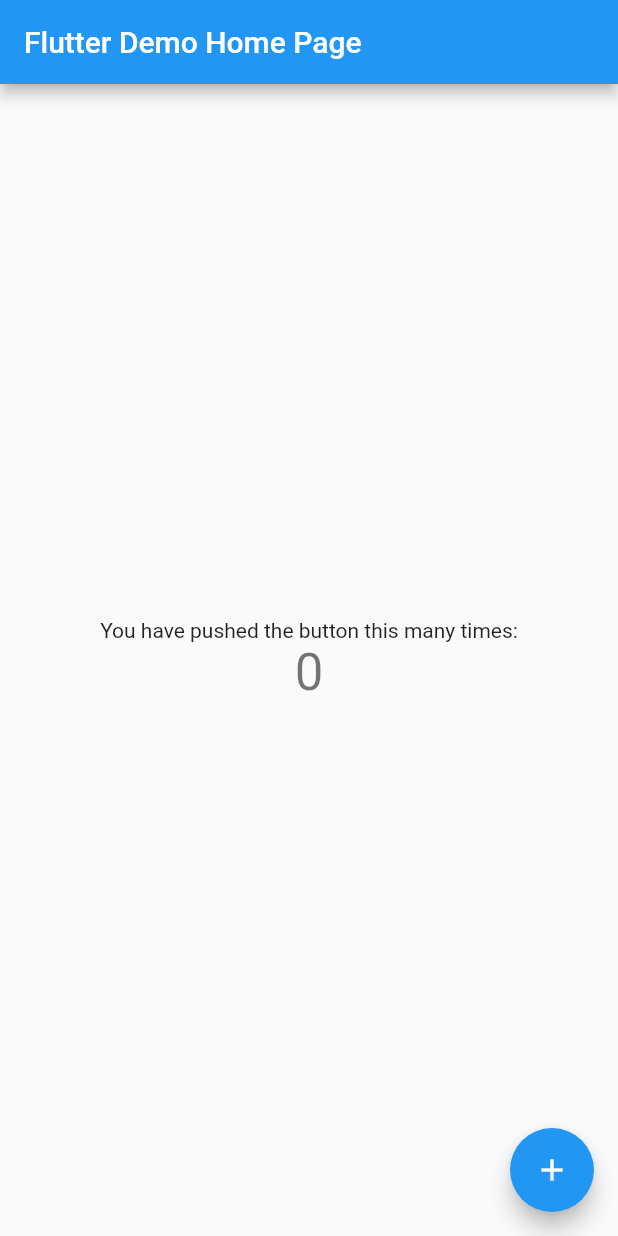
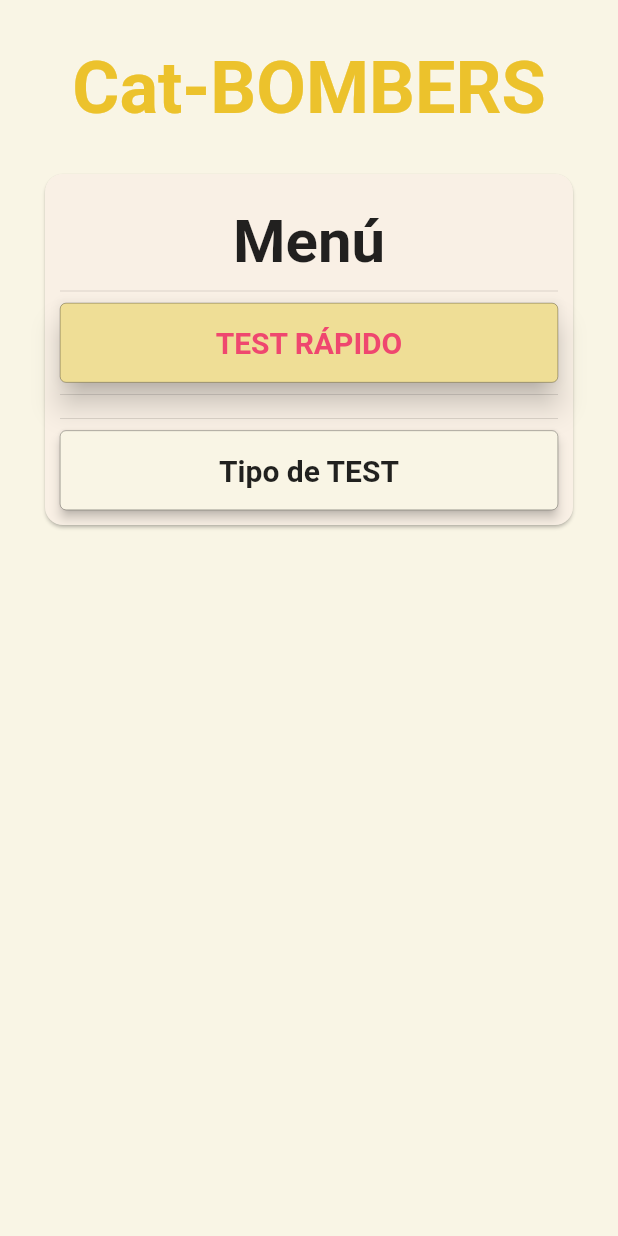
Before and after one commit to manodecristiano/Cat_Bombers, a Flutter app: the screen it shows after launch, on a phone screen of 412 x 824 dp. Run offline on Flutter 3.47's test engine with Material 2 defaults, Android fonts, the phone set to English and light mode, and no system bars; drawn by our look-alikes of auto_size_text.

Commit message:
Home page

```diff
--- a/lib/main.dart
+++ b/lib/main.dart
@@ -1,3 +1,4 @@
+import 'package:cat_bombers/pages/home_page.dart';
 import 'package:flutter/material.dart';
 
 void main() {
@@ -11,105 +12,10 @@
   @override
   Widget build(BuildContext context) {
     return MaterialApp(
-      title: 'Flutter Demo',
-      theme: ThemeData(
-        // This is the theme of your application.
-        //
-        // Try running your application with "flutter run". You'll see the
-        // application has a blue toolbar. Then, without quitting the app, try
-        // changing the primarySwatch below to Colors.green and then invoke
-        // "hot reload" (press "r" in the console where you ran "flutter run",
-        // or simply save your changes to "hot reload" in a Flutter IDE).
-        // Notice that the counter didn't reset back to zero; the application
-        // is not restarted.
-        primarySwatch: Colors.blue,
-      ),
-      home: const MyHomePage(title: 'Flutter Demo Home Page'),
-    );
+        title: 'Flutter Demo',
+        theme: ThemeData(
+          primarySwatch: Colors.blue,
+        ),
+        home: const Homepage());
   }
 }
-
-class MyHomePage extends StatefulWidget {
-  const MyHomePage({super.key, required this.title});
-
-  // This widget is the home page of your application. It is stateful, meaning
-  // that it has a State object (defined below) that contains fields that affect
-  // how it looks.
-
-  // This class is the configuration for the state. It holds the values (in this
-  // case the title) provided by the parent (in this case the App widget) and
-  // used by the build method of the State. Fields in a Widget subclass are
-  // always marked "final".
-
-  final String title;
-
-  @override
-  State<MyHomePage> createState() => _MyHomePageState();
-}
-
-class _MyHomePageState extends State<MyHomePage> {
-  int _counter = 0;
-
-  void _incrementCounter() {
-    setState(() {
-      // This call to setState tells the Flutter framework that something has
-      // changed in this State, which causes it to rerun the build method below
-      // so that the display can reflect the updated values. If we changed
-      // _counter without calling setState(), then the build method would not be
-      // called again, and so nothing would appear to happen.
-      _counter++;
-    });
-  }
-
-  @override
-  Widget build(BuildContext context) {
-    // This method is rerun every time setState is called, for instance as done
-    // by the _incrementCounter method above.
-    //
-    // The Flutter framework has been optimized to make rerunning build methods
-    // fast, so that you can just rebuild anything that needs updating rather
-    // than having to individually change instances of widgets.
-    return Scaffold(
-      appBar: AppBar(
-        // Here we take the value from the MyHomePage object that was created by
-        // the App.build method, and use it to set our appbar title.
-        title: Text(widget.title),
-      ),
-      body: Center(
-        // Center is a layout widget. It takes a single child and positions it
-        // in the middle of the parent.
-        child: Column(
-          // Column is also a layout widget. It takes a list of children and
-          // arranges them vertically. By default, it sizes itself to fit its
-          // children horizontally, and tries to be as tall as its parent.
-          //
-          // Invoke "debug painting" (press "p" in the console, choose the
-          // "Toggle Debug Paint" action from the Flutter Inspector in Android
-          // Studio, or the "Toggle Debug Paint" command in Visual Studio Code)
-          // to see the wireframe for each widget.
-          //
-          // Column has various properties to control how it sizes itself and
-          // how it positions its children. Here we use mainAxisAlignment to
-          // center the children vertically; the main axis here is the vertical
-          // axis because Columns are vertical (the cross axis would be
-          // horizontal).
-          mainAxisAlignment: MainAxisAlignment.center,
-          children: <Widget>[
-            const Text(
-              'You have pushed the button this many times:',
-            ),
-            Text(
-              '$_counter',
-              style: Theme.of(context).textTheme.headline4,
-            ),
-          ],
-        ),
-      ),
-      floatingActionButton: FloatingActionButton(
-        onPressed: _incrementCounter,
-        tooltip: 'Increment',
-        child: const Icon(Icons.add),
-      ), // This trailing comma makes auto-formatting nicer for build methods.
-    );
-  }
-}
--- /dev/null
+++ b/lib/pages/home_page.dart
@@ -0,0 +1,112 @@
+import 'package:auto_size_text/auto_size_text.dart';
+import 'package:flutter/material.dart';
+import 'package:flutter/src/widgets/container.dart';
+import 'package:flutter/src/widgets/framework.dart';
+
+class Homepage extends StatelessWidget {
+  const Homepage({super.key});
+
+  @override
+  Widget build(BuildContext context) {
+    return Scaffold(
+      backgroundColor: Color.fromRGBO(249, 245, 229, 1.0),
+      // appBar: AppBar(
+      //   elevation: 5,
+      //   backgroundColor: Colors.amber[200],
+      // ),
+      body: Center(
+        child: Column(children: [
+          Container(
+            margin: const EdgeInsets.only(
+              top: 30,
+            ),
+            // ignore: prefer_const_constructors
+            child: AutoSizeText(
+              'Cat-BOMBERS',
+              style: TextStyle(
+                color: Color.fromRGBO(236, 194, 44, 1.0),
+                fontWeight: FontWeight.bold,
+                fontFamily: 'Roboto',
+              ),
+              maxLines: 1,
+              minFontSize: 48,
+              maxFontSize: 100,
+            ),
+          ),
+          Card(
+            margin: const EdgeInsets.all(30),
+            shape:
+                RoundedRectangleBorder(borderRadius: BorderRadius.circular(12)),
+            color: Color.fromRGBO(249, 240, 229, 1.0),
+            child: ListView(
+              shrinkWrap: true,
+              padding: const EdgeInsets.all(10),
+              children: [
+                Container(
+                  height: 50,
+                  margin: const EdgeInsets.only(top: 10),
+                  child: const Center(
+                    child: AutoSizeText(
+                      'Menú',
+                      style: TextStyle(
+                        color: Colors.black87,
+                        fontWeight: FontWeight.bold,
+                        fontFamily: 'Roboto',
+                      ),
+                      maxLines: 1,
+                      minFontSize: 40,
+                      maxFontSize: 100,
+                    ),
+                  ),
+                ),
+                Divider(),
+                OutlinedButton(
+                  onPressed: () {},
+                  child: const AutoSizeText(
+                    'TEST RÁPIDO',
+                    style: TextStyle(
+                      color: Color.fromRGBO(239, 71, 111, 1.0),
+                      fontWeight: FontWeight.bold,
+                      fontFamily: 'Roboto',
+                    ),
+                    maxLines: 1,
+                    minFontSize: 20,
+                    maxFontSize: 100,
+                  ),
+                  style: OutlinedButton.styleFrom(
+                    backgroundColor: Color.fromRGBO(239, 222, 150, 1.0),
+                    padding: const EdgeInsets.fromLTRB(0, 15, 0, 15),
+                    elevation: 8,
+                    side: const BorderSide(width: 0.2),
+                  ),
+                ),
+                Divider(),
+                Divider(),
+                OutlinedButton(
+                  onPressed: () {},
+                  child: const AutoSizeText(
+                    'Tipo de TEST',
+                    style: TextStyle(
+                      color: Colors.black87,
+                      fontWeight: FontWeight.bold,
+                      fontFamily: 'Roboto',
+                    ),
+                    maxLines: 1,
+                    minFontSize: 20,
+                    maxFontSize: 100,
+                  ),
+                  style: OutlinedButton.styleFrom(
+                    backgroundColor: Color.fromRGBO(249, 245, 229, 1.0),
+                    padding: const EdgeInsets.fromLTRB(0, 15, 0, 15),
+                    elevation: 3,
+                    side: const BorderSide(width: 0.2),
+                  ),
+                ),
+              ],
+            ),
+          ),
+        ]),
+      ),
+    );
+  }
+}
```
Also changed, not shown: pubspec.yaml (+9 -9 lines), fonts/Roboto-Bold.ttf (added), fonts/Roboto-Regular.ttf (added), fonts/S_Regular.ttf (added), pubspec.lock.
